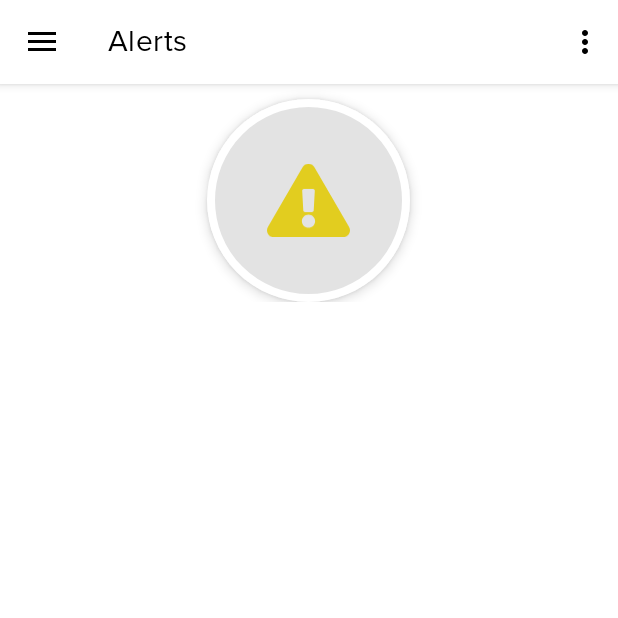
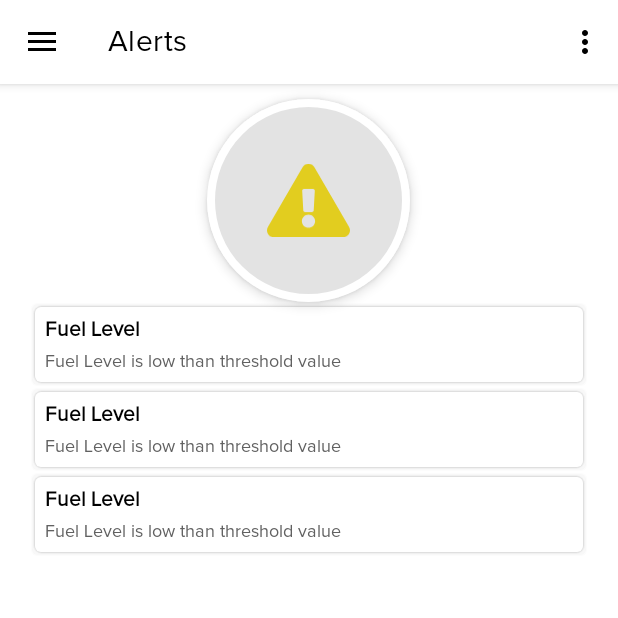
Before and after one commit to mariyavarghese/CRT-import, an Android app: the DetailActivity screen opened directly, with no data from a screen before it, in the side drawer, after a tap on "Alerts", on a phone screen of 412 x 824 dp, the top half of it. Run offline under Robolectric (Android 15) with nearby library versions, the phone set to English and light mode, and no system bars; our stand-ins replace navigation-ui.

Commit message:
db written

```diff
--- /dev/null
+++ b/app/src/main/java/com/example/crt/DBHandler.java
@@ -0,0 +1,175 @@
+package com.example.crt;
+
+import android.content.ContentValues;
+import android.content.Context;
+import android.database.sqlite.SQLiteDatabase;
+import android.database.sqlite.SQLiteOpenHelper;
+
+public class DBHandler extends SQLiteOpenHelper {
+
+    // creating a constant variables for our database.
+    // below variable is for our database name.
+    private static final String DB_NAME = "vehicledb";
+
+    // below int is our database version
+    private static final int DB_VERSION = 1;
+
+    // below variable is for our table name.
+    private static final String TABLE_NAME = "vehicle_details";
+
+    // below variable is for our id column.
+    private static final String ID_COL = "id";
+
+    private static final String   IGNITION= "igntition";
+    private static final String   TOTAL_MILEAGE="total_mileage";
+    private static final String   VEHICLE_MILEAGE="vehicle_mileage";
+    private static final String   TOTAL_FUEL_CONSUUMPTION= "total_fuel_consumption";
+    private static final String   TOTAL_FUEL_CONSUMPTION_COUNTED= "total_fuel_consumption_counted";
+    private static final String   FUEL_LEVEL_PERCENT= "fuel_level_percent";
+    private static final String   FUEL_LEVEL_LITERS="fuel_level_liters";
+    private static final String   ENGINE_SPEED_RPM="engine_speed_rpm";
+    private static final String   ENGINE_TEMPERATURE="engine_temperature";
+    private static final String   VEHICLE_SPEED="vehicle_speed";
+    private static final String   ACCELARATION_PEDAL_POSITION="accelaration_pedal_position";
+    private static final String   CNG_LEVEL_PERCENT="cng_level_percent";
+    private static final String   TOTAL_CNG_CONSUMPTION="total_cng_consumption";
+    private static final String   ENGINE_IS_WORKING_ON_CNG="engine_is_working_on_cng";
+    private static final String   OIL_PRESSURE_LEVEL="oil_pressure_level";
+    private static final String   FRONT_LEFT_DOOR="front_left_door";
+    private static final String   FRONT_RIGHT_DOOR="front_right_door";
+    private static final String   REAR_RIGHT_DOOR="rear_right_door";
+    private static final String   REAR_LEFT_DOOR="rear_left_door";
+    private static final String   TRUNK_COVER="trunk_cover";
+    private static final String   ENGINE_COVER_HOOD="engine_cover_hood";
+    private static final String   LATITUDE="latitude";
+    private static final String   LONGITUDE="longitude";
+    private static final String   COMPANY_ID="company_id";
+    private static final String   USER_ID="user_id";
+    private static final String   DATA_TIME="data_time";
+
+    // creating a constructor for our database handler.
+    public DBHandler(Context context) {
+        super(context, DB_NAME, null, DB_VERSION);
+    }
+
+    // below method is for creating a database by running a sqlite query
+    @Override
+    public void onCreate(SQLiteDatabase db) {
+        // on below line we are creating
+        // an sqlite query and we are
+        // setting our column names
+        // along with their data types.
+        String query = "CREATE TABLE " + TABLE_NAME + " ("
+                + ID_COL + " INTEGER PRIMARY KEY AUTOINCREMENT, "
+                + IGNITION + " TEXT,"
+                + TOTAL_MILEAGE + " TEXT,"
+                + VEHICLE_MILEAGE + " TEXT,"
+                + TOTAL_FUEL_CONSUUMPTION + " TEXT,"
+                + TOTAL_FUEL_CONSUMPTION_COUNTED + " TEXT,"
+                + FUEL_LEVEL_PERCENT + " TEXT,"
+                + FUEL_LEVEL_LITERS + " TEXT,"
+                + ENGINE_SPEED_RPM + " TEXT,"
+                + ENGINE_TEMPERATURE + " TEXT,"
+                + VEHICLE_SPEED + " TEXT,"
+                + ACCELARATION_PEDAL_POSITION + " TEXT,"
+                + CNG_LEVEL_PERCENT + " TEXT,"
+                + TOTAL_CNG_CONSUMPTION + " TEXT,"
+                + ENGINE_IS_WORKING_ON_CNG + " TEXT,"
+                + OIL_PRESSURE_LEVEL + " TEXT,"
+                + FRONT_LEFT_DOOR + " TEXT,"
+                + FRONT_RIGHT_DOOR + " TEXT,"
+                + REAR_LEFT_DOOR + " TEXT,"
+                + REAR_RIGHT_DOOR + " TEXT,"
+                + ENGINE_COVER_HOOD + " TEXT,"
+                + TRUNK_COVER + " TEXT,"
+                + LATITUDE + " TEXT,"
+                + LONGITUDE + " TEXT,"
+                + COMPANY_ID + " TEXT,"
+                + DATA_TIME + "TEXT,"
+                + USER_ID + " TEXT)";
+
+        // at last we are calling a exec sql
+        // method to execute above sql query
+        db.execSQL(query);
+    }
+
+    // this method is use to add new course to our sqlite database.
+    public void addNewData( String   ignition,
+                              String   total_mileage,
+                              String   vehicle_mileage,
+                              String   total_fuel_consumption,
+                              String   total_fuel_consumption_counted,
+                              String   fuel_level_percent,
+                              String   fuel_level_liters,
+                              String   engine_speed_RPM,
+                              String   engine_temperature,
+                              String   vehicle_speed,
+                              String   accelaration_pedal_position,
+                              String   cng_level_percent,
+                              String   total_cng_consumption,
+                              String   engine_is_working_on_cng,
+                              String   oil_pressure_level,
+                              String   front_left_door,
+                              String   front_right_door,
+                              String   rear_right_door,
+                              String   rear_left_door,
+                              String   trunk_cover,
+                              String   engine_cover_hood,
+                              String   latitude,
+                              String   longitude,
+                              String   company_id,
+                              String   user_id) {
+
+        // on below line we are creating a variable for
+        // our sqlite database and calling writable method
+        // as we are writing data in our database.
+        SQLiteDatabase db = this.getWritableDatabase();
+
+        // on below line we are creating a
+        // variable for content values.
+        ContentValues values = new ContentValues();
+
+        // on below line we are passing all values
+        // along with its key and value pair.
+        values.put(IGNITION,ignition);
+        values.put(TOTAL_MILEAGE,total_mileage);
+        values.put(VEHICLE_MILEAGE,vehicle_mileage);
+        values.put(TOTAL_FUEL_CONSUUMPTION,total_fuel_consumption);
+        values.put(TOTAL_FUEL_CONSUMPTION_COUNTED,total_fuel_consumption_counted);
+        values.put(FUEL_LEVEL_PERCENT,fuel_level_percent);
+        values.put(FUEL_LEVEL_LITERS,fuel_level_liters);
+        values.put(ENGINE_SPEED_RPM,engine_speed_RPM);
+        values.put(ENGINE_TEMPERATURE,engine_temperature);
+        values.put(VEHICLE_SPEED,vehicle_speed);
+        values.put(ACCELARATION_PEDAL_POSITION,accelaration_pedal_position);
+        values.put(CNG_LEVEL_PERCENT,cng_level_percent);
+        values.put(TOTAL_FUEL_CONSUUMPTION,total_cng_consumption);
+        values.put(ENGINE_IS_WORKING_ON_CNG,engine_is_working_on_cng);
+        values.put(OIL_PRESSURE_LEVEL,oil_pressure_level);
+        values.put(FRONT_LEFT_DOOR,front_left_door);
+        values.put(FRONT_RIGHT_DOOR,front_right_door);
+        values.put(REAR_RIGHT_DOOR,rear_right_door);
+        values.put(REAR_LEFT_DOOR,rear_left_door);
+        values.put(TRUNK_COVER,trunk_cover);
+        values.put(ENGINE_COVER_HOOD,engine_cover_hood);
+        values.put(LATITUDE,latitude);
+        values.put(LONGITUDE,longitude);
+        values.put(COMPANY_ID,company_id);
+        values.put(USER_ID,user_id);
+
+        // after adding all values we are passing
+        // content values to our table.
+        db.insert(TABLE_NAME, null, values);
+
+        // at last we are closing our
+        // database after adding database.
+        db.close();
+    }
+
+    @Override
+    public void onUpgrade(SQLiteDatabase db, int oldVersion, int newVersion) {
+        // this method is called to check if the table exists already.
+        db.execSQL("DROP TABLE IF EXISTS " + TABLE_NAME);
+        onCreate(db);
+    }
+}
--- a/app/src/main/java/com/example/crt/singleToneClass.java
+++ b/app/src/main/java/com/example/crt/singleToneClass.java
@@ -2,6 +2,7 @@ package com.example.crt;
 
 public class singleToneClass {
     String s;
+    Integer f;
     private static final singleToneClass ourInstance = new singleToneClass();
     public static singleToneClass getInstance() {
         return ourInstance;
@@ -14,4 +15,9 @@ public class singleToneClass {
     public String getData() {
         return s;
     }
+
+    public void setFrag(Integer f){this.f=f ;}
+    public Integer getFrag() {
+        return f;
+    }
 }
--- a/app/src/main/java/com/example/crt/ui/gallery/GalleryFragment.java
+++ b/app/src/main/java/com/example/crt/ui/gallery/GalleryFragment.java
@@ -1,31 +1,49 @@
 package com.example.crt.ui.gallery;
 
+import android.content.Context;
 import android.os.Bundle;
+import android.util.Log;
 import android.view.LayoutInflater;
 import android.view.View;
 import android.view.ViewGroup;
+import android.widget.LinearLayout;
 import android.widget.TextView;
 
 import androidx.annotation.NonNull;
 import androidx.fragment.app.Fragment;
 import androidx.lifecycle.ViewModelProvider;
 
+import com.example.crt.DetailActivity;
+import com.example.crt.R;
 import com.example.crt.databinding.FragmentGalleryBinding;
+import com.example.crt.singleToneClass;
 
 public class GalleryFragment extends Fragment {
 
     private FragmentGalleryBinding binding;
+    private LinearLayout parentLinearLayout;
 
     public View onCreateView(@NonNull LayoutInflater inflater,
                              ViewGroup container, Bundle savedInstanceState) {
         GalleryViewModel galleryViewModel =
                 new ViewModelProvider(this).get(GalleryViewModel.class);
+        singleToneClass singleToneClass = com.example.crt.singleToneClass.getInstance();
+        singleToneClass.setFrag(2);
+        Log.d("frag",String.valueOf(singleToneClass.getFrag()));
 
         binding = FragmentGalleryBinding.inflate(inflater, container, false);
         View root = binding.getRoot();
 
-        final TextView textView = binding.textGallery;
-        galleryViewModel.getText().observe(getViewLifecycleOwner(), textView::setText);
+
+        parentLinearLayout=(LinearLayout) root.findViewById(R.id.alert_holder);
+for(int i=0;i<3;i++) {
+    LayoutInflater inflaters = (LayoutInflater) getActivity().getSystemService(Context.LAYOUT_INFLATER_SERVICE);
+    final View rowView = inflater.inflate(R.layout.alert_box, null);
+    // Add the new row before the add field button.
+    parentLinearLayout.addView(rowView, parentLinearLayout.getChildCount() - 1);
+}
+        //   final TextView textView = binding.textGallery;
+       // galleryViewModel.getText().observe(getViewLifecycleOwner(), textView::setText);
         return root;
     }
 
--- a/app/src/main/java/com/example/crt/ui/home/HomeFragment.java
+++ b/app/src/main/java/com/example/crt/ui/home/HomeFragment.java
@@ -1,6 +1,7 @@
 package com.example.crt.ui.home;
 
 import android.os.Bundle;
+import android.util.Log;
 import android.view.LayoutInflater;
 import android.view.View;
 import android.view.ViewGroup;
@@ -11,6 +12,7 @@ import androidx.fragment.app.Fragment;
 import androidx.lifecycle.ViewModelProvider;
 
 import com.example.crt.databinding.FragmentHomeBinding;
+import com.example.crt.singleToneClass;
 
 public class HomeFragment extends Fragment {
 
@@ -20,6 +22,9 @@ public class HomeFragment extends Fragment {
                              ViewGroup container, Bundle savedInstanceState) {
         HomeViewModel homeViewModel =
                 new ViewModelProvider(this).get(HomeViewModel.class);
+        singleToneClass singleToneClass = com.example.crt.singleToneClass.getInstance();
+        singleToneClass.setFrag(1);
+        Log.d("frag",String.valueOf(singleToneClass.getFrag()));
 
         binding = FragmentHomeBinding.inflate(inflater, container, false);
         View root = binding.getRoot();
--- a/app/src/main/java/com/example/crt/ui/slideshow/SlideshowViewModel.java
+++ b/app/src/main/java/com/example/crt/ui/slideshow/SlideshowViewModel.java
@@ -10,7 +10,7 @@ public class SlideshowViewModel extends ViewModel {
 
     public SlideshowViewModel() {
         mText = new MutableLiveData<>();
-        mText.setValue("This is slideshow fragment");
+        mText.setValue("This is Configuration fragment");
     }
 
     public LiveData<String> getText() {
--- /dev/null
+++ b/app/src/main/res/layout/alert_box.xml
@@ -0,0 +1,35 @@
+<?xml version="1.0" encoding="utf-8"?>
+<androidx.constraintlayout.widget.ConstraintLayout xmlns:android="http://schemas.android.com/apk/res/android"
+    android:layout_width="match_parent"
+    android:layout_height="match_parent">
+
+    <LinearLayout
+        android:id="@+id/alert_box"
+        android:layout_width="match_parent"
+        android:layout_height="match_parent"
+        android:background="@drawable/shadowbg"
+        android:padding="10dp"
+        android:layout_marginRight="20dp"
+        android:layout_marginLeft="20dp"
+        android:orientation="vertical">
+
+        <TextView
+            android:id="@+id/alerthead"
+            android:layout_width="match_parent"
+            android:layout_height="wrap_content"
+            android:text="Fuel Level"
+            android:textFontWeight="700"
+            android:textSize="14dp" />
+
+        <TextView
+            android:id="@+id/alertmsg"
+            android:layout_width="match_parent"
+            android:layout_height="wrap_content"
+            android:layout_marginTop="5dp"
+
+            android:text="Fuel Level is low than threshold value"
+            android:textColor="#616161"
+
+            android:textSize="12dp" />
+    </LinearLayout>
+</androidx.constraintlayout.widget.ConstraintLayout>
--- a/app/src/main/res/layout/fragment_gallery.xml
+++ b/app/src/main/res/layout/fragment_gallery.xml
@@ -31,6 +31,7 @@
             <LinearLayout
                 android:layout_width="match_parent"
                 android:layout_height="match_parent"
+                android:id="@+id/alert_holder"
                 android:orientation="vertical"></LinearLayout>
 
         </LinearLayout>
```
Also changed, not shown: app/src/main/java/com/example/crt/DetailActivity.java (+108 -20 lines), app/src/main/java/com/example/crt/ui/slideshow/SlideshowFragment.java (+7 -0 lines).
